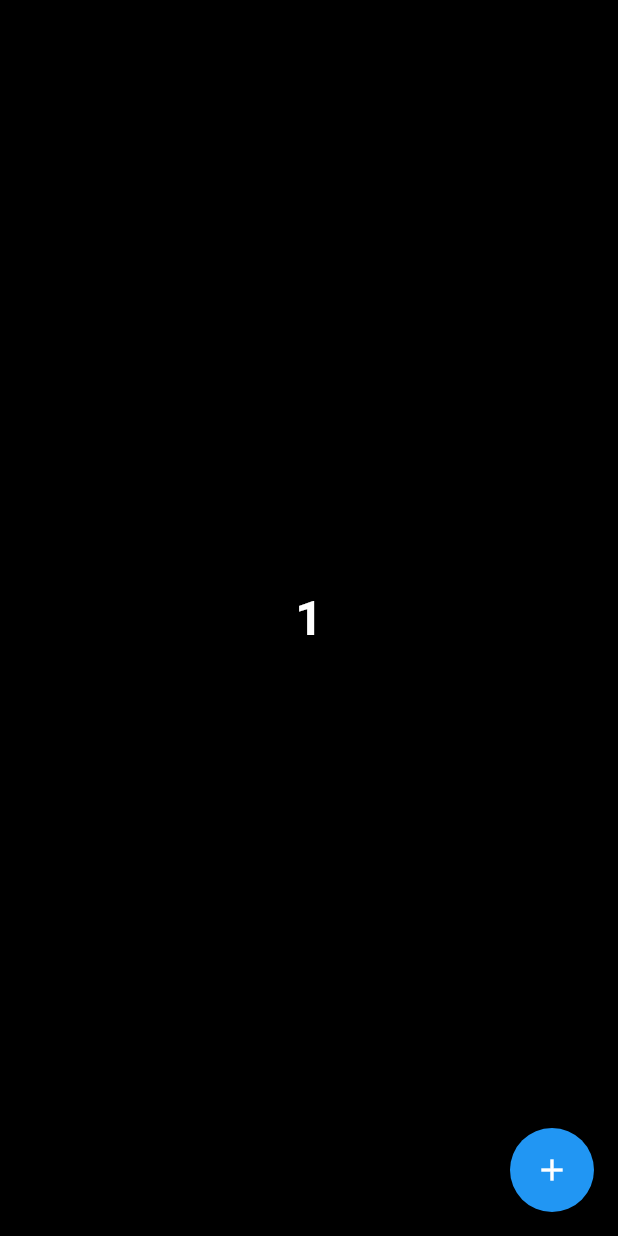
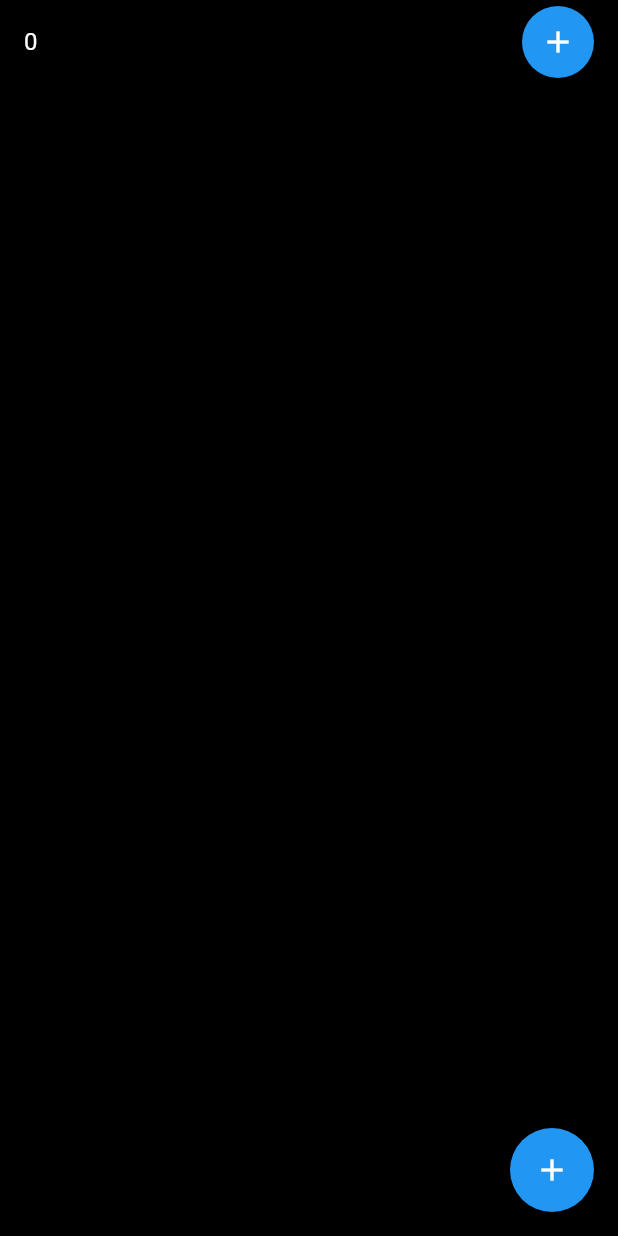
Before and after one commit to fummicc1/flutter_practice, a Flutter app: the screen it shows after launch, after a tap on the "add" icon, on a phone screen of 412 x 824 dp. Run offline on Flutter 3.47's test engine with Material 2 defaults, Android fonts, the phone set to English and light mode, and no system bars.

Commit message:
third normal app

```diff
--- a/apps/first_count_app/lib/main.dart
+++ b/apps/first_count_app/lib/main.dart
@@ -1,3 +1,5 @@
+import 'dart:math';
+
 import 'package:flutter/material.dart';
 
 void main() {
@@ -23,36 +25,51 @@ class HomePage extends StatefulWidget {
 }
 
 class _HomePageState extends State<HomePage> {
-  int count = 0;
+  List<int> countList = [];
 
   @override
   Widget build(BuildContext context) {
     return Scaffold(
       backgroundColor: Colors.black,
-      body: SafeArea(
-        child: Center(
-          child: Container(
-            child: Text(
-              "$count",
-              style: TextStyle(
-                  fontSize: 32,
-                  color: Colors.white,
-                  fontWeight: FontWeight.bold),
-            ),
-          ),
-        ),
-      ),
+      body: buildBody(),
       floatingActionButton: FloatingActionButton(
-        onPressed: plusNumber,
+        onPressed: createNewCount,
         child: Icon(Icons.add),
       ),
     );
   }
 
-  // 配列の要素を一つ増やす
-  void plusNumber() {
+  void createNewCount() {
     setState(() {
-      count += 1;
+      countList.add(0);
     });
   }
+
+  SafeArea buildBody() {
+    return SafeArea(
+        child: ListView.builder(
+            itemCount: countList.length,
+            itemBuilder: (context, index) {
+              int count = countList[index];
+              return ListTile(
+                  title: Text(
+                    "$count",
+                    style: TextStyle(color: Colors.white),
+                  ),
+                  trailing: Container(
+                    decoration: BoxDecoration(
+                      shape: BoxShape.circle,
+                      color: Colors.blue,
+                    ),
+                    child: IconButton(
+                      icon: Icon(Icons.add, color: Colors.white),
+                      onPressed: () {
+                        setState(() {
+                          countList[index] += 1;
+                        });
+                      },
+                    ),
+                  ));
+            }));
+  }
 }
```
Also changed, not shown: apps/first_count_app/res/second_goal.gif (added), apps/first_count_app/res/second_goal_exercise.gif (added), apps/first_count_app/res/thrid_goal.gif (added), 1 other file.
